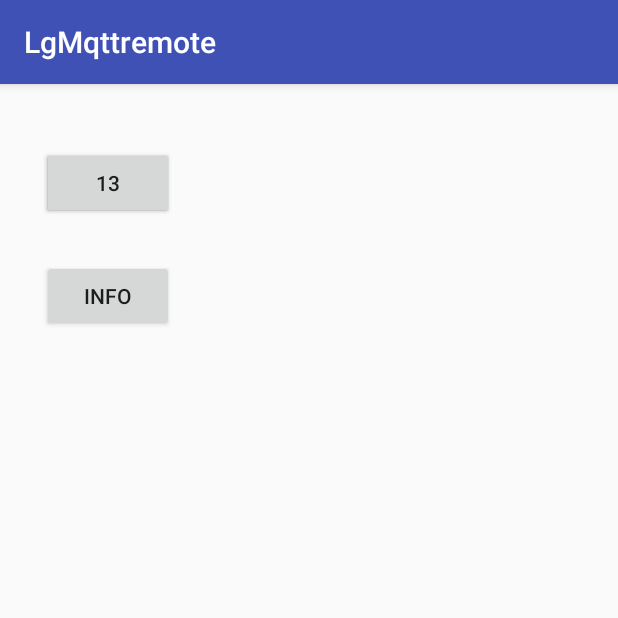
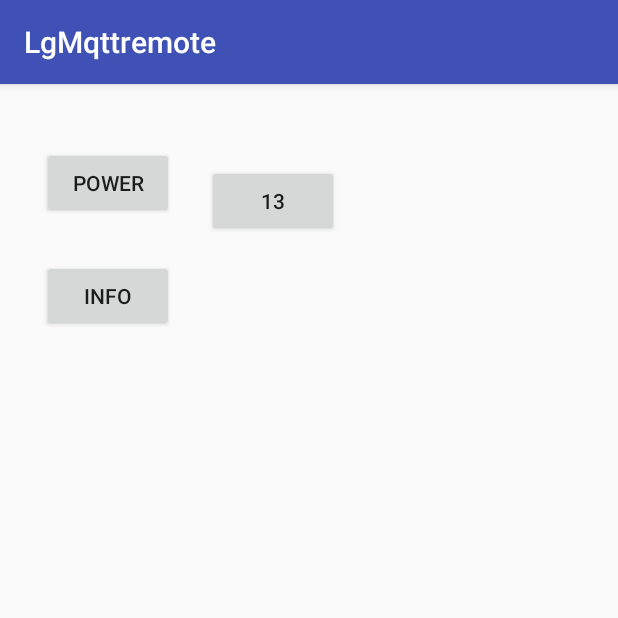
Before and after one commit to bphermansson/LgMqttremote, an Android app: the screen it shows after launch (MainActivity), on a phone screen of 412 x 824 dp, the top half of it. Run offline under Robolectric (Android 15) with nearby library versions, the phone set to English and light mode, and no system bars.

Commit message:
New button

```diff
--- a/app/src/main/res/layout/activity_main.xml
+++ b/app/src/main/res/layout/activity_main.xml
@@ -21,15 +21,6 @@
         android:onClick="btnClick" />
 
     <Button
-        android:text="13"
-        android:layout_width="wrap_content"
-        android:layout_height="wrap_content"
-        android:layout_marginStart="12dp"
-        android:id="@+id/btn13"
-        android:layout_alignParentStart="true"
-        android:layout_marginTop="26dp"
-        android:onClick="btnClick" />
-    <Button
         android:text="Info"
         android:layout_width="wrap_content"
         android:layout_height="wrap_content"
@@ -38,4 +29,15 @@
         android:layout_marginTop="27dp"
         android:id="@+id/btnInfo"
         android:onClick="btnClick" />
+
+    <Button
+        android:text="13"
+        android:layout_width="wrap_content"
+        android:layout_height="wrap_content"
+        android:layout_marginStart="22dp"
+        android:id="@+id/btn13"
+        android:layout_marginTop="12dp"
+        android:onClick="btnClick"
+        android:layout_alignTop="@+id/btnPower"
+        android:layout_toEndOf="@+id/btnPower" />
 </RelativeLayout>
```
